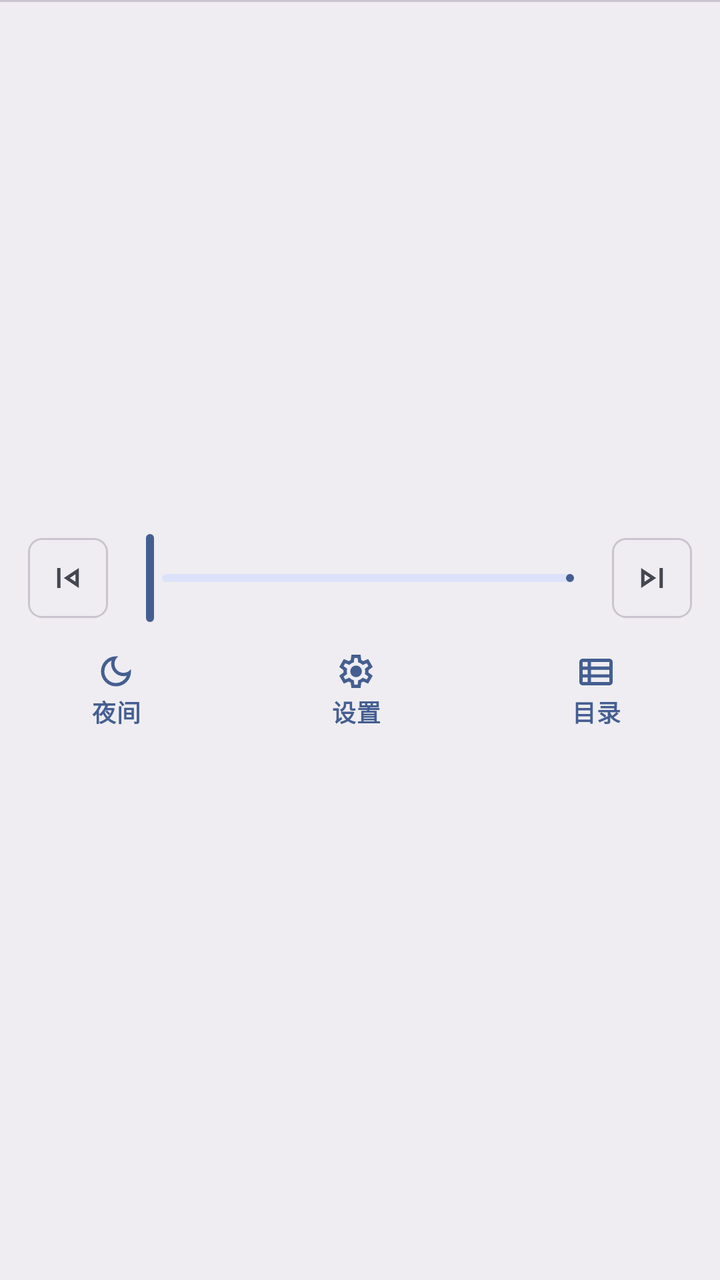
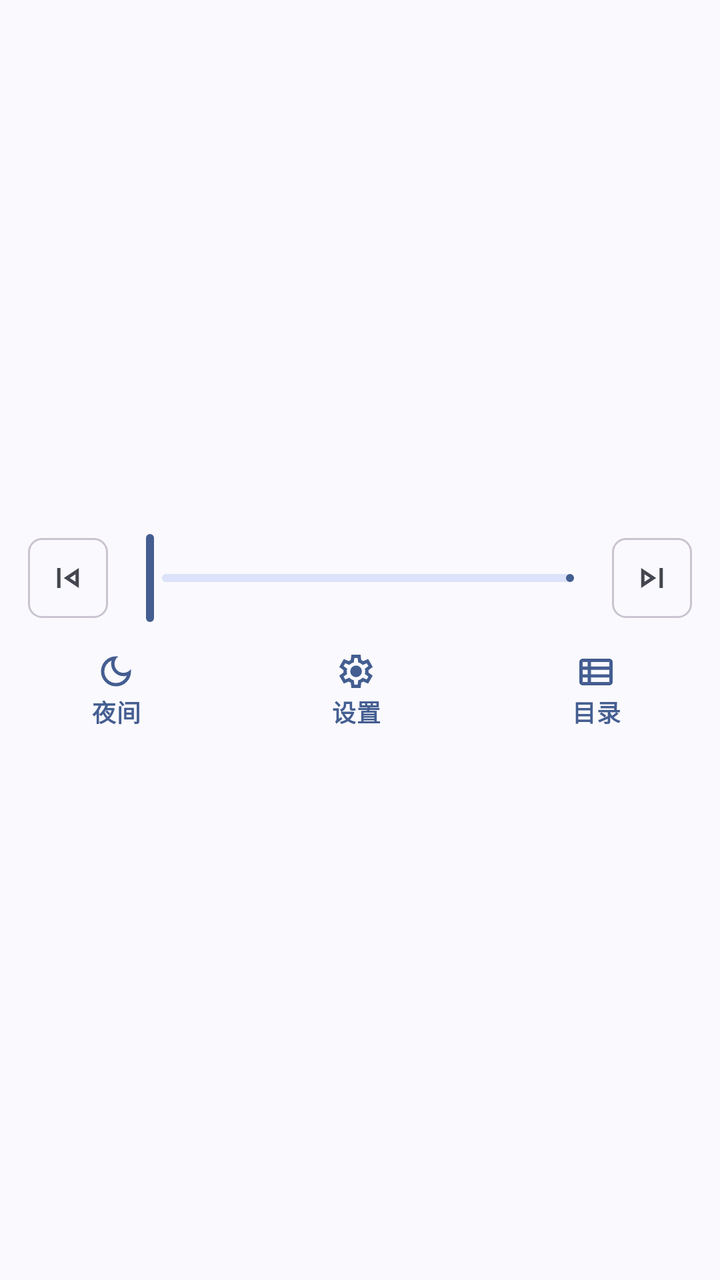

Before-and-after screenshots of an Android layout around one commit, followed by the original layout XML and the change that was made.
<!-- AndroidManifest.xml: application theme Theme.HikariNovel -->
<!-- res/layout/view_read_bottom_bar.xml -->
<?xml version="1.0" encoding="utf-8"?>
<LinearLayout
  xmlns:android="http://schemas.android.com/apk/res/android"
  xmlns:app="http://schemas.android.com/apk/res-auto"
  android:id="@+id/read_bottom_bar"
  android:layout_width="match_parent"
  android:layout_height="wrap_content"
  android:layout_gravity="bottom"
  android:background="@drawable/bg_read_bottom_bar"
  android:gravity="center"
  android:orientation="vertical">
  <androidx.constraintlayout.widget.ConstraintLayout
    android:layout_width="match_parent"
    android:layout_height="wrap_content">
    <LinearLayout
      android:id="@+id/read_progress_row"
      android:layout_width="match_parent"
      android:layout_height="wrap_content"
      android:gravity="center"
      android:orientation="horizontal"
      android:paddingLeft="@dimen/gi_space_inset"
      android:paddingRight="@dimen/gi_space_inset"
      app:layout_constraintBottom_toTopOf="@id/read_action_row"
      app:layout_constraintTop_toTopOf="parent">
      <com.google.android.material.button.MaterialButton
        android:id="@+id/read_previous_chapter"
        style="@style/Widget.GalIsland.Button.IconButton"
        android:layout_width="wrap_content"
        android:layout_height="wrap_content"
        android:contentDescription="@string/previous_chapter"
        app:icon="@drawable/ic_skip_previous" />
      <com.google.android.material.slider.Slider
        android:id="@+id/read_progress_slider"
        style="@style/Widget.GalIsland.Slider"
        android:layout_width="0dp"
        android:layout_height="wrap_content"
        android:layout_weight="2"
        android:stepSize="1"
        android:value="0"
        android:valueFrom="0"
        android:valueTo="100" />
      <com.google.android.material.button.MaterialButton
        android:id="@+id/read_next_chapter"
        style="@style/Widget.GalIsland.Button.IconButton"
        android:layout_width="wrap_content"
        android:layout_height="wrap_content"
        android:contentDescription="@string/next_chapter"
        app:icon="@drawable/ic_skip_next" />
    </LinearLayout>
    <LinearLayout
      android:id="@+id/read_action_row"
      android:layout_width="match_parent"
      android:layout_height="wrap_content"
      android:gravity="center"
      android:orientation="horizontal"
      app:layout_constraintBottom_toBottomOf="parent"
      app:layout_constraintTop_toBottomOf="@id/read_progress_row">
      <com.google.android.material.button.MaterialButton
        android:id="@+id/read_night"
        style="@style/Widget.GalIsland.Button.Text.Icon"
        android:layout_width="0dp"
        android:layout_height="wrap_content"
        android:layout_weight="1"
        android:text="@string/night_mode"
        app:icon="@drawable/ic_dark_mode"
        app:iconGravity="textTop" />
      <com.google.android.material.button.MaterialButton
        android:id="@+id/read_settings"
        style="@style/Widget.GalIsland.Button.Text.Icon"
        android:layout_width="0dp"
        android:layout_height="wrap_content"
        android:layout_weight="1"
        android:text="@string/setting"
        app:icon="@drawable/ic_setting"
        app:iconGravity="textTop" />
      <com.google.android.material.button.MaterialButton
        android:id="@+id/read_catalog"
        style="@style/Widget.GalIsland.Button.Text.Icon"
        android:layout_width="0dp"
        android:layout_height="wrap_content"
        android:layout_weight="1"
        android:text="@string/chapter_catalog"
        app:icon="@drawable/ic_view_list"
        app:iconGravity="textTop" />
    </LinearLayout>
  </androidx.constraintlayout.widget.ConstraintLayout>
</LinearLayout>
<!-- resources referenced by this layout -->
<resources>
  <dimen name="gi_space_inset">10dp</dimen>
  <!-- drawable bg_read_bottom_bar (drawable) -->
  <?xml version="1.0" encoding="utf-8"?>
  <layer-list xmlns:android="http://schemas.android.com/apk/res/android">
      <item>
          <shape android:shape="rectangle">
              <solid android:color="?attr/colorSurfaceContainer" />
          </shape>
      </item>
      <item
          android:height="1dp"
          android:gravity="top">
          <shape android:shape="rectangle">
              <solid android:color="?attr/colorOutlineVariant" />
          </shape>
      </item>
  </layer-list>
  <string name="chapter_catalog">目录</string>
  <string name="next_chapter">下一章</string>
  <string name="night_mode">夜间</string>
  <string name="previous_chapter">上一章</string>
  <string name="setting">设置</string>
  <style name="ShapeAppearance.GalIsland.Small" parent="">
      <item name="cornerFamily">rounded</item>
      <item name="cornerSize">7dp</item>
    </style>
  <dimen name="gi_control_height">48dp</dimen>
  <dimen name="gi_control_icon">20dp</dimen>
  <dimen name="gi_icon_button_size">48dp</dimen>
  <dimen name="gi_stroke">1dp</dimen>
  <style name="Base.Theme.HikariNovel" parent="Theme.Material3.DynamicColors.DayNight.NoActionBar">
      
      
      <item name="shapeAppearanceSmallComponent">@style/ShapeAppearance.GalIsland.Small</item>
      <item name="shapeAppearanceMediumComponent">@style/ShapeAppearance.GalIsland.Medium</item>
      <item name="shapeAppearanceLargeComponent">@style/ShapeAppearance.GalIsland.Large</item>
      <item name="materialCardViewStyle">@style/Widget.GalIsland.CardView</item>
      <item name="materialButtonStyle">@style/Widget.GalIsland.Button</item>
      <item name="chipStyle">@style/Widget.GalIsland.Chip</item>
      <item name="tabStyle">@style/Widget.GalIsland.TabLayout</item>
      <item name="toolbarStyle">@style/Widget.GalIsland.Toolbar</item>
      <item name="sliderStyle">@style/Widget.GalIsland.Slider</item>
      <item name="textInputStyle">@style/Widget.GalIsland.TextInputLayout.OutlinedBox</item>
      <item name="snackbarStyle">@style/Widget.GalIsland.Snackbar</item>
      <item name="snackbarTextViewStyle">@style/Widget.GalIsland.Snackbar.TextView</item>
      <item name="materialAlertDialogTheme">@style/ThemeOverlay.GalIsland.MaterialAlertDialog</item>
      <item name="giSurfaceInput">?attr/colorSurfaceVariant</item>
      <item name="giSurfaceHover">?attr/colorSurfaceContainerHigh</item>
      <item name="appBarLayoutStyle">@style/Widget.GalIsland.AppBar</item>
      <item name="giAccentSoft">@color/galisland_nav_indicator</item>
      <item name="bottomSheetDialogTheme">@style/ThemeOverlay.GalIsland.BottomSheet</item>
      <item name="giBorderStrong">?attr/colorOutline</item>
      <item name="giSurfaceSidebar">?attr/colorSurfaceContainerLow</item>
      <item name="giSurfaceToolbar">?attr/colorSurface</item>
      <item name="elevationOverlayEnabled">false</item>
    </style>
  <style name="ShapeAppearance.GalIsland.Medium" parent="">
      <item name="cornerFamily">rounded</item>
      <item name="cornerSize">8dp</item>
    </style>
  <style name="ShapeAppearance.GalIsland.Large" parent="">
      <item name="cornerFamily">rounded</item>
      <item name="cornerSize">10dp</item>
    </style>
  <style name="Widget.GalIsland.Snackbar.TextView" parent="Widget.Material3.Snackbar.TextView">
      <item name="android:textColor">?attr/colorOnSurface</item>
    </style>
  <style name="ShapeAppearance.GalIsland.Tag" parent="">
      <item name="cornerFamily">rounded</item>
      <item name="cornerSize">6dp</item>
    </style>
  <style name="TextAppearance.GalIsland.Tag" parent="TextAppearance.Material3.LabelSmall">
      <item name="android:textSize">10sp</item>
      <item name="android:letterSpacing">0</item>
    </style>
  <dimen name="gi_toolbar_height">56dp</dimen>
  <dimen name="gi_text_heading">22sp</dimen>
  <!-- unchanged entries left out for length: 25 -->
</resources>

<!-- the commit's change to res/layout/view_read_bottom_bar.xml (unified diff, before → after) -->
@@ -5,8 +5,6 @@
   android:id="@+id/read_bottom_bar"
   android:layout_width="match_parent"
   android:layout_height="wrap_content"
-  android:layout_gravity="bottom"
-  android:background="@drawable/bg_read_bottom_bar"
   android:gravity="center"
   android:orientation="vertical">
   <androidx.constraintlayout.widget.ConstraintLayout
<!-- resource entries referenced after the edit -->
@@ -1,22 +1,6 @@
 <!-- resources referenced by this layout -->
 <resources>
   <dimen name="gi_space_inset">10dp</dimen>
-  <!-- drawable bg_read_bottom_bar (drawable) -->
-  <?xml version="1.0" encoding="utf-8"?>
-  <layer-list xmlns:android="http://schemas.android.com/apk/res/android">
-      <item>
-          <shape android:shape="rectangle">
-              <solid android:color="?attr/colorSurfaceContainer" />
-          </shape>
-      </item>
-      <item
-          android:height="1dp"
-          android:gravity="top">
-          <shape android:shape="rectangle">
-              <solid android:color="?attr/colorOutlineVariant" />
-          </shape>
-      </item>
-  </layer-list>
   <string name="chapter_catalog">目录</string>
   <string name="next_chapter">下一章</string>
   <string name="night_mode">夜间</string>
@@ -54,6 +38,7 @@
       <item name="giBorderStrong">?attr/colorOutline</item>
       <item name="giSurfaceSidebar">?attr/colorSurfaceContainerLow</item>
       <item name="giSurfaceToolbar">?attr/colorSurface</item>
+      <item name="giGridLine">?attr/colorOutlineVariant</item>
       <item name="elevationOverlayEnabled">false</item>
     </style>
   <style name="ShapeAppearance.GalIsland.Medium" parent="">
